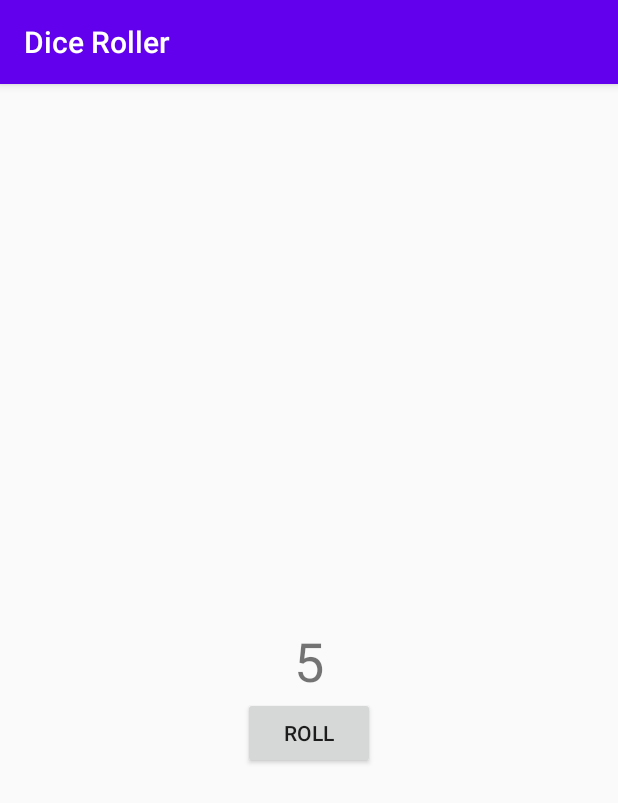
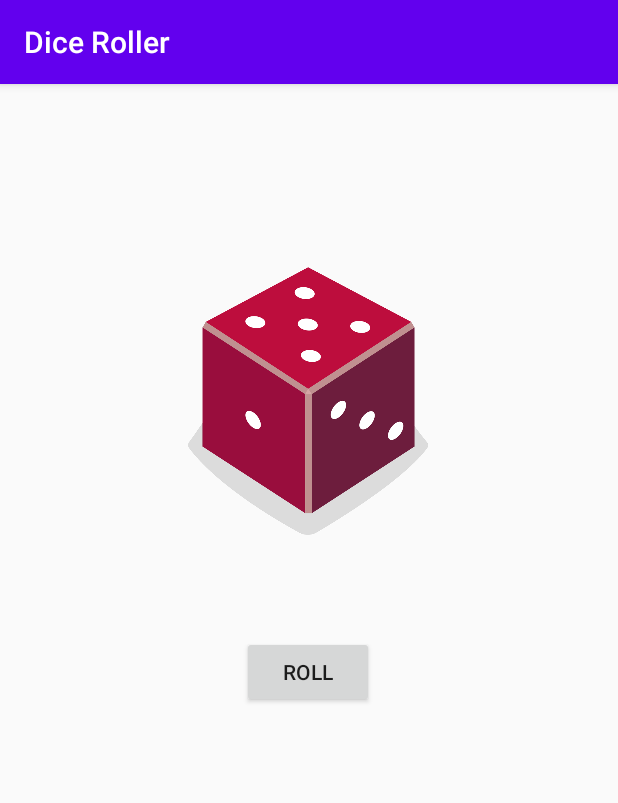
Before and after one commit to amalagoli79/malagoli, an Android app: the screen it shows after launch (MainActivity), after a tap on "ROLL", on a phone screen of 412 x 824 dp. Shown: the top 803 px of the screen. Run offline under Robolectric (Android 15) with nearby library versions, the phone set to English and light mode, and no system bars.

Commit message:
final-aula-11

```diff
--- a/aula-11/DiceRoller/app/src/main/java/com/example/diceroller/MainActivity.kt
+++ b/aula-11/DiceRoller/app/src/main/java/com/example/diceroller/MainActivity.kt
@@ -17,6 +17,7 @@
 
 import android.os.Bundle
 import android.widget.Button
+import android.widget.ImageView
 import android.widget.TextView
 import androidx.appcompat.app.AppCompatActivity
 
@@ -44,14 +45,20 @@
      * Roll the dice and update the screen with the result.
      */
     private fun rollDice() {
-        // Create new Dice object with 6 sides and roll it
         val dice = Dice(6)
         val diceRoll = dice.roll()
+        val diceImage: ImageView = findViewById(R.id.imageView)
+        when (diceRoll) {
+            1 -> diceImage.setImageResource(R.drawable.dice_1)
+            2 -> diceImage.setImageResource(R.drawable.dice_2)
+            3 -> diceImage.setImageResource(R.drawable.dice_3)
+            4 -> diceImage.setImageResource(R.drawable.dice_4)
+            5 -> diceImage.setImageResource(R.drawable.dice_5)
+            6 -> diceImage.setImageResource(R.drawable.dice_6)
+        }
+    }
 
-        // Update the screen with the dice roll
-        val resultTextView: TextView = findViewById(R.id.textView)
-        resultTextView.text = diceRoll.toString()
-    }
+
 }
 
 /**
--- a/aula-11/DiceRoller/app/src/main/res/layout/activity_main.xml
+++ b/aula-11/DiceRoller/app/src/main/res/layout/activity_main.xml
@@ -22,24 +22,29 @@
     android:layout_height="match_parent"
     tools:context=".MainActivity">
 
-    <TextView
-        android:id="@+id/textView"
-        android:layout_width="wrap_content"
-        android:layout_height="wrap_content"
-        android:textSize="36sp"
-        app:layout_constraintBottom_toBottomOf="parent"
-        app:layout_constraintLeft_toLeftOf="parent"
-        app:layout_constraintRight_toRightOf="parent"
-        app:layout_constraintTop_toTopOf="parent"
-        tools:text="1" />
-
     <Button
         android:id="@+id/button"
         android:layout_width="wrap_content"
         android:layout_height="wrap_content"
+        android:layout_marginTop="16dp"
         android:text="@string/roll"
+        app:layout_constraintBottom_toBottomOf="parent"
         app:layout_constraintEnd_toEndOf="parent"
+        app:layout_constraintHorizontal_bias="0.498"
         app:layout_constraintStart_toStartOf="parent"
-        app:layout_constraintTop_toBottomOf="@+id/textView" />
+        app:layout_constraintTop_toTopOf="parent" />
+
+    <ImageView
+        android:id="@+id/imageView"
+        android:layout_width="160dp"
+        android:layout_height="200dp"
+        app:layout_constraintBottom_toTopOf="@+id/button"
+        app:layout_constraintEnd_toEndOf="parent"
+        app:layout_constraintHorizontal_bias="0.498"
+        app:layout_constraintStart_toStartOf="parent"
+        app:layout_constraintTop_toTopOf="parent"
+        app:layout_constraintVertical_bias="0.661"
+        tools:ignore="ImageContrastCheck"
+        tools:srcCompat="@drawable/dice_1" />
 
 </androidx.constraintlayout.widget.ConstraintLayout>
```
Also changed, not shown: aula-11/DiceRoller/app/src/main/res/drawable/dice_1.png (added), aula-11/DiceRoller/app/src/main/res/drawable/dice_2.png (added), aula-11/DiceRoller/app/src/main/res/drawable/dice_3.png (added), aula-11/DiceRoller/app/src/main/res/drawable/dice_4.png (added), aula-11/DiceRoller/app/src/main/res/drawable/dice_5.png (added), aula-11/DiceRoller/app/src/main/res/drawable/dice_6.png (added), 6 other files.
